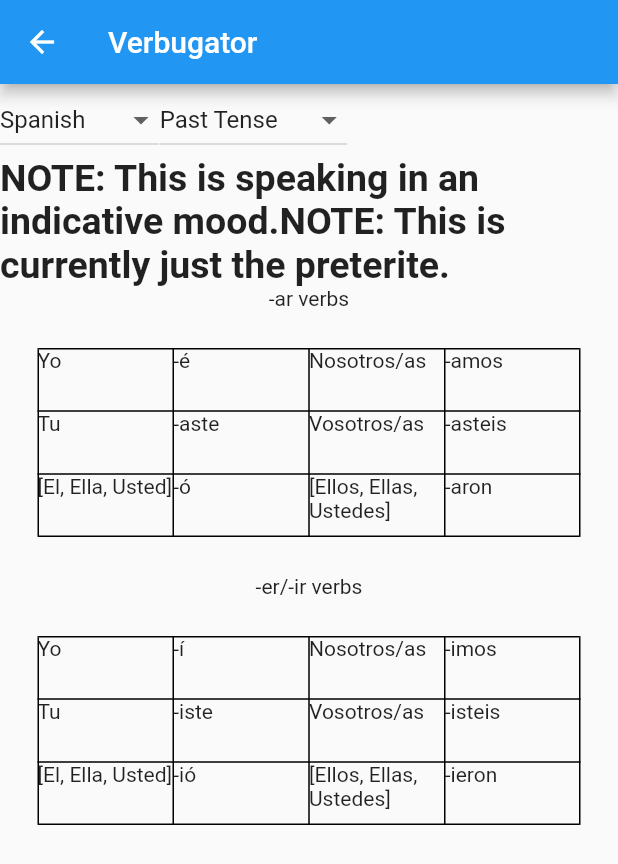
After one commit to ItzSwirlz/verbugator, a Flutter app: the SpanishPastTensePage screen opened directly, on a phone screen of 412 x 824 dp. The commit adds this screen. Shown: the top 864 px of the screen. Run offline on Flutter 3.47's test engine with Material 2 defaults, Android fonts, the light colour scheme and no system bars.

Commit message:
Add Spanish preterite, relax dart sdk requirement

```diff
--- a/lib/page_switcher_row.dart
+++ b/lib/page_switcher_row.dart
@@ -2,6 +2,7 @@ import 'package:flutter/material.dart';
 import 'package:verbugator/pages/portuguese/portuguese_future_tense_page.dart';
 import 'package:verbugator/pages/portuguese/portuguese_present_tense_page.dart';
 import 'package:verbugator/pages/spanish/spanish_future_tense_page.dart';
+import 'package:verbugator/pages/spanish/spanish_past_tense_page.dart';
 import 'package:verbugator/pages/spanish/spanish_present_tense_page.dart';
 import 'package:verbugator/pages/french/french_future_tense_page.dart';
 import 'package:verbugator/pages/french/french_present_tense_page.dart';
@@ -76,6 +77,16 @@ class _PageSwitcherRowState extends State<PageSwitcherRow> {
               Navigator.of(context).pop(true);
               if (widget.languageValue == 'Spanish') {
                 switch (newValue) {
+                  case 'Past Tense':
+                    {
+                      Navigator.push(
+                          context,
+                          MaterialPageRoute(
+                              builder: (context) =>
+                                  const SpanishPastTensePage()));
+                      break;
+                    }
+
                   case 'Present Tense':
                     {
                       Navigator.push(
@@ -145,7 +156,7 @@ class _PageSwitcherRowState extends State<PageSwitcherRow> {
               }
             });
           },
-          items: ['Present Tense', 'Future Tense']
+          items: ['Past Tense', 'Present Tense', 'Future Tense']
               .map<DropdownMenuItem<String>>((String value) {
             return DropdownMenuItem<String>(
               value: value,
--- /dev/null
+++ b/lib/pages/spanish/spanish_past_tense_page.dart
@@ -0,0 +1,70 @@
+import 'package:flutter/material.dart';
+import 'package:verbugator/page_switcher_row.dart';
+import 'package:verbugator/verb_table.dart';
+
+class SpanishPastTensePage extends StatefulWidget {
+  const SpanishPastTensePage({Key? key}) : super(key: key);
+
+  @override
+  State<SpanishPastTensePage> createState() => _SpanishPastTensePageState();
+}
+
+class _SpanishPastTensePageState extends State<SpanishPastTensePage> {
+  String languageValue = 'Spanish';
+  String tenseValue = 'Past Tense';
+
+  @override
+  Widget build(BuildContext context) {
+    return Scaffold(
+      appBar: AppBar(
+        title: Text('Verbugator'),
+      ),
+      body: ListView(children: [
+        PageSwitcherRow(languageValue: languageValue, tenseValue: tenseValue),
+        const Center(
+          child: Text.rich(
+            TextSpan(
+              style: TextStyle(fontSize: 25),
+              children: <TextSpan>[
+                TextSpan(
+                    text: 'NOTE: This is speaking in an indicative mood.',
+                    style: TextStyle(fontWeight: FontWeight.bold)),
+                TextSpan(
+                    text: 'NOTE: This is currently just the preterite.',
+                    style: TextStyle(fontWeight: FontWeight.bold)),
+              ],
+            ),
+          ),
+        ),
+        const Text('-ar verbs', textAlign: TextAlign.center),
+        const VerbTable(
+            iString: 'Yo',
+            iConjugation: '-é',
+            youString: 'Tu',
+            youConjugation: '-aste',
+            heSheStrings: <String>['El', 'Ella', 'Usted'],
+            heSheConjugation: '-ó',
+            weString: 'Nosotros/as',
+            weConjugation: '-amos',
+            youAllString: 'Vosotros/as',
+            youAllConjugation: '-asteis',
+            theyStrings: <String>['Ellos', 'Ellas', 'Ustedes'],
+            theyConjugation: '-aron'),
+        const Text('-er/-ir verbs', textAlign: TextAlign.center),
+        const VerbTable(
+            iString: 'Yo',
+            iConjugation: '-í',
+            youString: 'Tu',
+            youConjugation: '-iste',
+            heSheStrings: <String>['El', 'Ella', 'Usted'],
+            heSheConjugation: '-ió',
+            weString: 'Nosotros/as',
+            weConjugation: '-imos',
+            youAllString: 'Vosotros/as',
+            youAllConjugation: '-isteis',
+            theyStrings: <String>['Ellos', 'Ellas', 'Ustedes'],
+            theyConjugation: '-ieron'),
+      ]),
+    );
+  }
+}
--- a/pubspec.yaml
+++ b/pubspec.yaml
@@ -18,7 +18,7 @@ publish_to: 'none' # Remove this line if you wish to publish to pub.dev
 version: 1.0.0+1
 
 environment:
-  sdk: ">=2.16.1 <3.0.0"
+  sdk: ">=2.12.1 <3.0.0"
 
 # Dependencies specify other packages that your package needs in order to work.
 # To automatically upgrade your package dependencies to the latest versions
```
Also changed, not shown: 1 other file.
